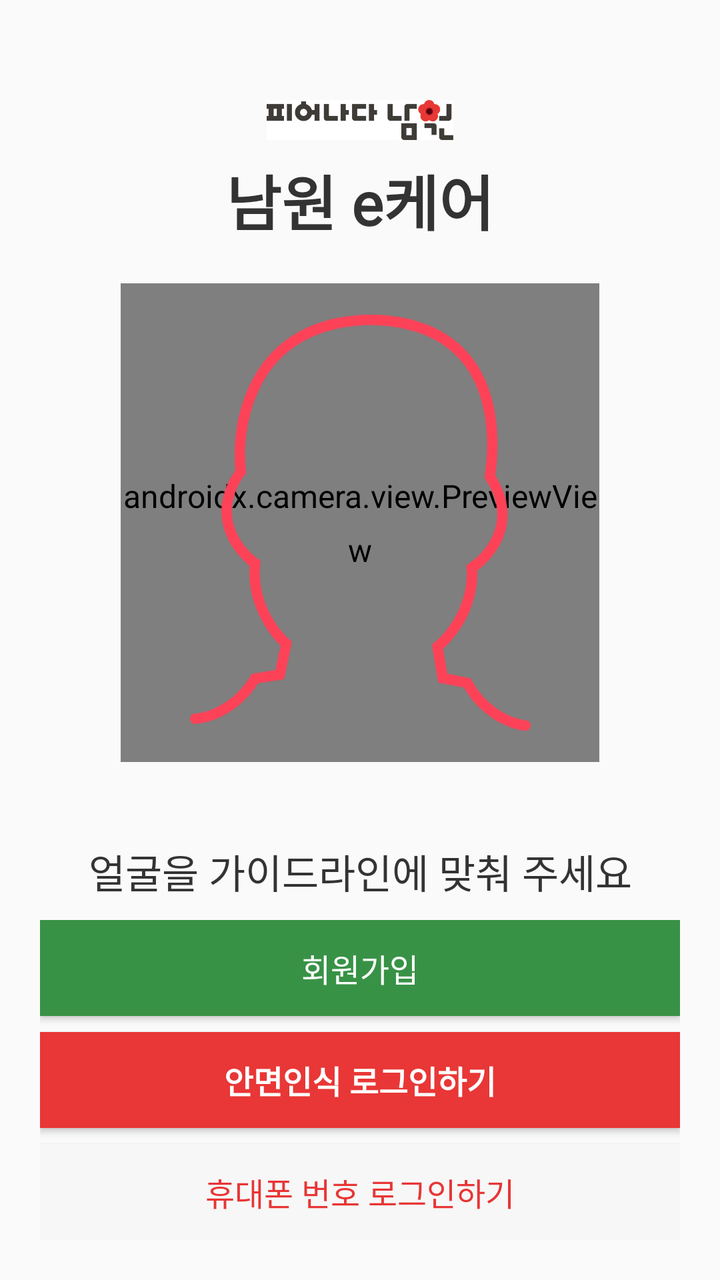
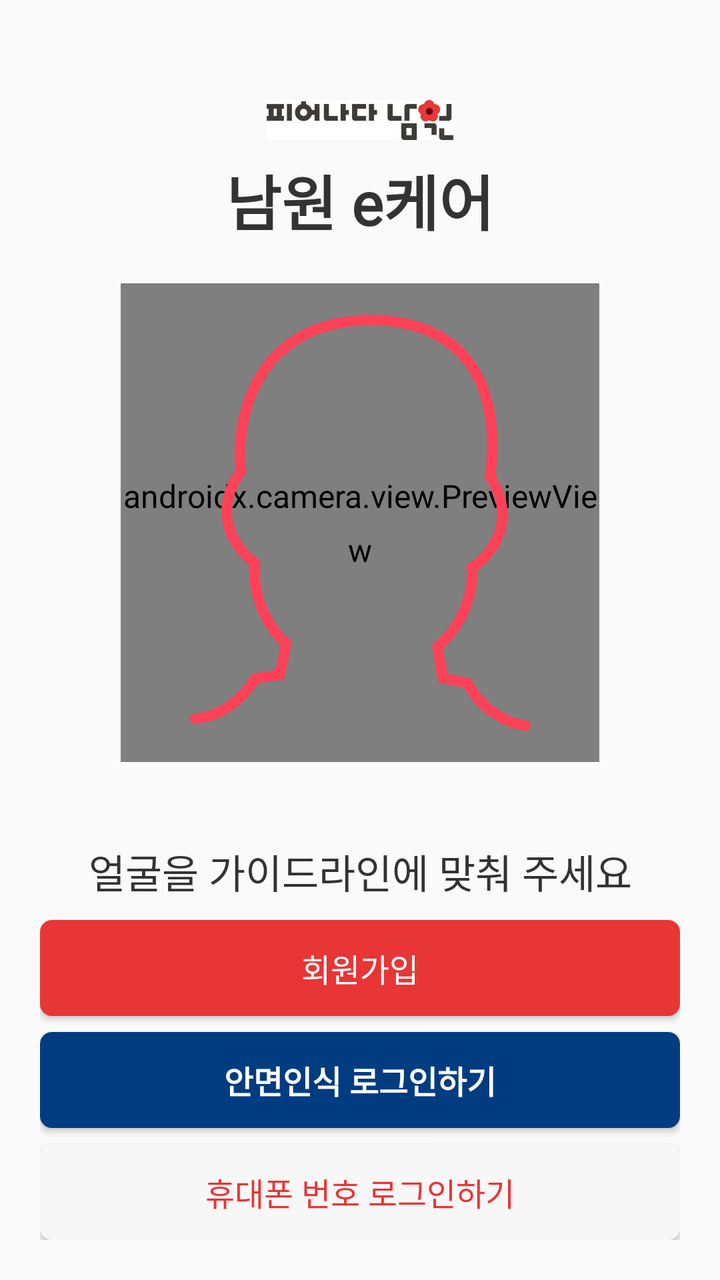

The first picture is an Android layout as it rendered before a commit; the second is the same layout after the commit. The layout source and the unified diff follow.
<!-- AndroidManifest.xml: application theme Theme.LemonDemo -->
<!-- res/layout/activity_login.xml -->
<?xml version="1.0" encoding="utf-8"?>
<androidx.constraintlayout.widget.ConstraintLayout xmlns:android="http://schemas.android.com/apk/res/android"
    xmlns:app="http://schemas.android.com/apk/res-auto"
    android:layout_width="match_parent"
    android:layout_height="match_parent">

    <ImageView
        android:id="@+id/ciImageView"
        android:layout_width="0dp"
        android:layout_height="20dp"
        android:layout_marginTop="50dp"
        android:src="@drawable/namwon_ci"
        app:layout_constraintEnd_toEndOf="parent"
        app:layout_constraintStart_toStartOf="parent"
        app:layout_constraintTop_toTopOf="parent" />

    <TextView
        android:id="@+id/appNameTextView"
        android:layout_width="wrap_content"
        android:layout_height="wrap_content"
        android:fontFamily="@font/pretendard_bold"
        android:text="@string/app_name"
        android:layout_marginTop="8dp"
        android:textSize="30dp"
        android:textStyle="bold"
        app:layout_constraintTop_toBottomOf="@id/ciImageView"
        app:layout_constraintEnd_toEndOf="parent"
        app:layout_constraintStart_toStartOf="parent" />

    <androidx.constraintlayout.widget.ConstraintLayout
        android:id="@+id/layoutPreview"
        android:layout_width="0dp"
        android:layout_height="0dp"
        android:layout_margin="20dp"
        app:layout_constraintBottom_toTopOf="@id/layoutContent"
        app:layout_constraintDimensionRatio="h,1:1"
        app:layout_constraintEnd_toEndOf="parent"
        app:layout_constraintStart_toStartOf="parent"
        app:layout_constraintTop_toBottomOf="@id/appNameTextView">

        <androidx.camera.view.PreviewView
            android:id="@+id/previewView"
            android:layout_width="0dp"
            android:layout_height="0dp"
            app:layout_constraintBottom_toBottomOf="parent"
            app:layout_constraintEnd_toEndOf="parent"
            app:layout_constraintStart_toStartOf="parent"
            app:layout_constraintTop_toTopOf="parent" />

        <ImageView
            android:id="@+id/ivGuide"
            android:layout_width="wrap_content"
            android:layout_height="wrap_content"
            android:background="@android:color/transparent"
            android:scaleX="1.3"
            android:scaleY="1.3"
            android:src="@drawable/face_guide_red"
            app:layout_constraintBottom_toBottomOf="parent"
            app:layout_constraintEnd_toEndOf="parent"
            app:layout_constraintStart_toStartOf="parent"
            app:layout_constraintTop_toTopOf="parent" />

        <ImageView
            android:id="@+id/ivLeftArrow"
            android:layout_width="wrap_content"
            android:layout_height="wrap_content"
            android:layout_marginStart="24dp"
            android:src="@drawable/left_arrow"
            android:visibility="invisible"
            app:layout_constraintBottom_toBottomOf="parent"
            app:layout_constraintStart_toStartOf="parent"
            app:layout_constraintTop_toTopOf="parent" />

        <ImageView
            android:id="@+id/ivRightArrow"
            android:layout_width="wrap_content"
            android:layout_height="wrap_content"
            android:layout_marginEnd="24dp"
            android:src="@drawable/right_arrow"
            android:visibility="invisible"
            app:layout_constraintBottom_toBottomOf="parent"
            app:layout_constraintEnd_toEndOf="parent"
            app:layout_constraintTop_toTopOf="parent" />

    </androidx.constraintlayout.widget.ConstraintLayout>

    <androidx.constraintlayout.widget.ConstraintLayout
        android:id="@+id/layoutContent"
        android:layout_width="0dp"
        android:layout_height="0dp"
        app:layout_constraintBottom_toBottomOf="parent"
        app:layout_constraintEnd_toEndOf="parent"
        app:layout_constraintStart_toStartOf="parent"
        app:layout_constraintTop_toBottomOf="@id/layoutPreview">

        <TextView
            android:id="@+id/tvCameraText"
            android:layout_width="0dp"
            android:layout_height="wrap_content"
            android:layout_marginStart="20dp"
            android:layout_marginTop="20dp"
            android:layout_marginEnd="20dp"
            android:fontFamily="@font/pretendard_semibold"
            android:gravity="center"
            android:text="@string/camera_front"
            android:textSize="20dp"
            app:layout_constraintEnd_toEndOf="parent"
            app:layout_constraintStart_toStartOf="parent"
            app:layout_constraintTop_toTopOf="parent" />
    </androidx.constraintlayout.widget.ConstraintLayout>


    <LinearLayout
        android:layout_width="match_parent"
        android:layout_height="wrap_content"
        android:layout_marginHorizontal="20dp"
        android:layout_marginVertical="20dp"
        android:orientation="vertical"
        app:layout_constraintBottom_toBottomOf="parent"
        app:layout_constraintEnd_toEndOf="parent"
        app:layout_constraintStart_toStartOf="parent">

        <Button
            android:id="@+id/joinBtn"
            android:layout_width="match_parent"
            android:layout_height="wrap_content"
            android:background="#389246"
            android:fontFamily="@font/pretendard_regular"
            android:text="회원가입"
            android:textColor="@color/white" />

        <Button
            android:id="@+id/faceAuthBtn"
            android:layout_width="match_parent"
            android:layout_height="wrap_content"
            android:background="#e83736"
            android:layout_marginTop="8dp"
            android:fontFamily="@font/pretendard_regular"
            android:text="@string/login_with_face"
            android:textColor="@color/white"
            android:textStyle="bold" />

        <Button
            android:id="@+id/phoneAuthBtn"
            android:layout_width="match_parent"
            android:layout_height="wrap_content"
            android:layout_marginTop="8dp"
            android:background="#f7f7f7"
            android:fontFamily="@font/pretendard_regular"
            android:text="@string/login_with_phone"
            android:textColor="#e83535" />
    </LinearLayout>
</androidx.constraintlayout.widget.ConstraintLayout>
<!-- resources referenced by this layout -->
<resources>
  <color name="white">#FFFFFFFF</color>
  <!-- drawable left_arrow (drawable) -->
  <vector xmlns:android="http://schemas.android.com/apk/res/android"
      android:width="36dp"
      android:height="36dp"
      android:viewportWidth="36"
      android:viewportHeight="36">
    <path
        android:pathData="M17,30L2,18L17,6V13.051H34V22.949H17V30Z"
        android:fillColor="#ffffff"
        android:fillType="evenOdd"/>
  </vector>
  <!-- drawable right_arrow (drawable) -->
  <vector xmlns:android="http://schemas.android.com/apk/res/android"
      android:width="36dp"
      android:height="36dp"
      android:viewportWidth="36"
      android:viewportHeight="36">
    <path
        android:pathData="M19,30L34,18L19,6V13.051H2V22.949H19V30Z"
        android:fillColor="#ffffff"
        android:fillType="evenOdd"/>
  </vector>
  <string name="app_name">남원 e케어</string>
  <string name="camera_front">얼굴을 가이드라인에 맞춰 주세요</string>
  <string name="login_with_face">안면인식 로그인하기</string>
  <string name="login_with_phone">휴대폰 번호 로그인하기</string>
  <style name="Theme.LemonDemo" parent="Base.Theme.LemonDemo">
          <item name="android:textColor">@color/font_black</item>
          <item name="android:textSize">16dp</item>
          <item name="android:lineSpacingExtra">8dp</item>
          <item name="fontFamily">@font/pretendard_regular</item>
      </style>
  <style name="Base.Theme.LemonDemo" parent="Theme.AppCompat.Light.NoActionBar">
          <item name="android:statusBarColor">@color/white</item>
          <item name="android:windowLightStatusBar">true</item>
      </style>
  <color name="font_black">#333333</color>
  <!-- unchanged entries left out for length: 2 -->
</resources>

<!-- the commit's change to res/layout/activity_login.xml (unified diff, before → after) -->
@@ -124,7 +124,7 @@
             android:id="@+id/joinBtn"
             android:layout_width="match_parent"
             android:layout_height="wrap_content"
-            android:background="#389246"
+            android:background="@drawable/btn_red"
             android:fontFamily="@font/pretendard_regular"
             android:text="회원가입"
             android:textColor="@color/white" />
@@ -133,7 +133,7 @@
             android:id="@+id/faceAuthBtn"
             android:layout_width="match_parent"
             android:layout_height="wrap_content"
-            android:background="#e83736"
+            android:background="@drawable/btn_face_login"
             android:layout_marginTop="8dp"
             android:fontFamily="@font/pretendard_regular"
             android:text="@string/login_with_face"
@@ -145,9 +145,9 @@
             android:layout_width="match_parent"
             android:layout_height="wrap_content"
             android:layout_marginTop="8dp"
-            android:background="#f7f7f7"
+            android:background="@drawable/btn_grey"
             android:fontFamily="@font/pretendard_regular"
             android:text="@string/login_with_phone"
-            android:textColor="#e83535" />
+            android:textColor="@color/red" />
     </LinearLayout>
 </androidx.constraintlayout.widget.ConstraintLayout>
<!-- resource entries referenced after the edit -->
@@ -1,6 +1,50 @@
 <!-- resources referenced by this layout -->
 <resources>
+  <color name="red">#e83535</color>
   <color name="white">#FFFFFFFF</color>
+  <!-- drawable btn_face_login (drawable) -->
+  <?xml version="1.0" encoding="utf-8"?>
+  <selector xmlns:android="http://schemas.android.com/apk/res/android">
+  
+      
+      <item android:state_enabled="false">
+          <shape android:shape="rectangle">
+              <solid android:color="#A8A8A8"/>
+              <corners android:radius="6dp"/>
+          </shape>
+      </item>
+  
+      
+      <item>
+          <shape android:shape="rectangle">
+              <solid android:color="#013c81"/>
+              <corners android:radius="6dp"/>
+          </shape>
+      </item>
+  
+  </selector>
+  <!-- drawable btn_grey (drawable) -->
+  <?xml version="1.0" encoding="utf-8"?>
+  <selector xmlns:android="http://schemas.android.com/apk/res/android">
+  
+      <item>
+          <shape android:shape="rectangle">
+              <solid android:color="#f7f7f7"/>
+              <corners android:radius="6dp"/>
+          </shape>
+      </item>
+  
+  </selector>
+  <!-- drawable btn_red (drawable) -->
+  <?xml version="1.0" encoding="utf-8"?>
+  <selector xmlns:android="http://schemas.android.com/apk/res/android">
+      <item>
+          <shape android:shape="rectangle">
+              <solid android:color="@color/red" />
+              <corners android:radius="6dp" />
+          </shape>
+      </item>
+  </selector>
   <!-- drawable left_arrow (drawable) -->
   <vector xmlns:android="http://schemas.android.com/apk/res/android"
       android:width="36dp"
